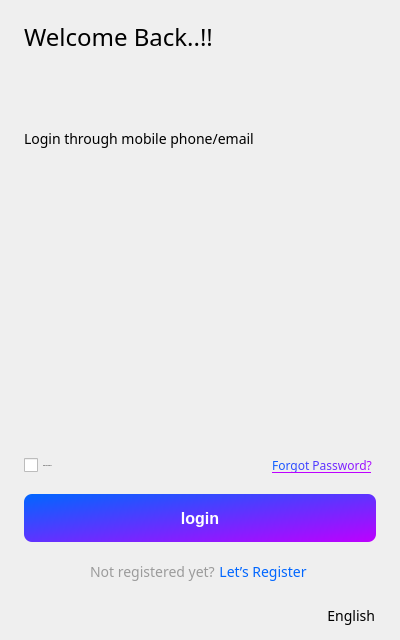
This is ui/login.ui in yechaoGitHub/AI as Qt 5 draws it before an edit. The edited form follows.
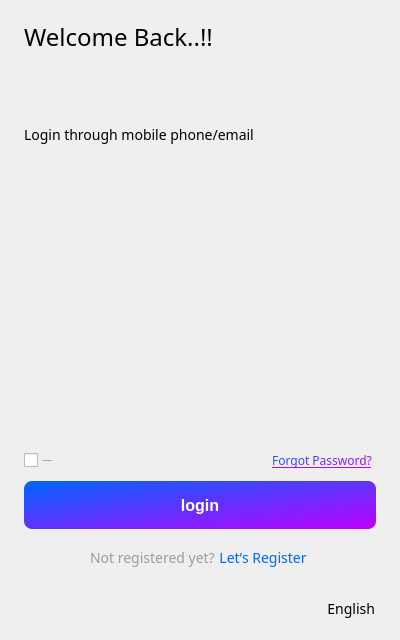
This is the edited form. Icons and pictures are not drawn. Custom widgets are drawn as their Qt base class.

Patch:
```diff
--- a/ui/login.ui
+++ b/ui/login.ui
@@ -39,7 +39,7 @@
   </property>
   <layout class="QVBoxLayout" name="verticalLayout">
    <property name="spacing">
-    <number>16</number>
+    <number>8</number>
    </property>
    <property name="leftMargin">
     <number>24</number>
@@ -154,13 +154,13 @@
      <property name="minimumSize">
       <size>
        <width>352</width>
-       <height>272</height>
+       <height>276</height>
       </size>
      </property>
      <property name="maximumSize">
       <size>
        <width>352</width>
-       <height>272</height>
+       <height>276</height>
       </size>
      </property>
      <widget class="WUserNameLogin" name="userLogin"/>
```
